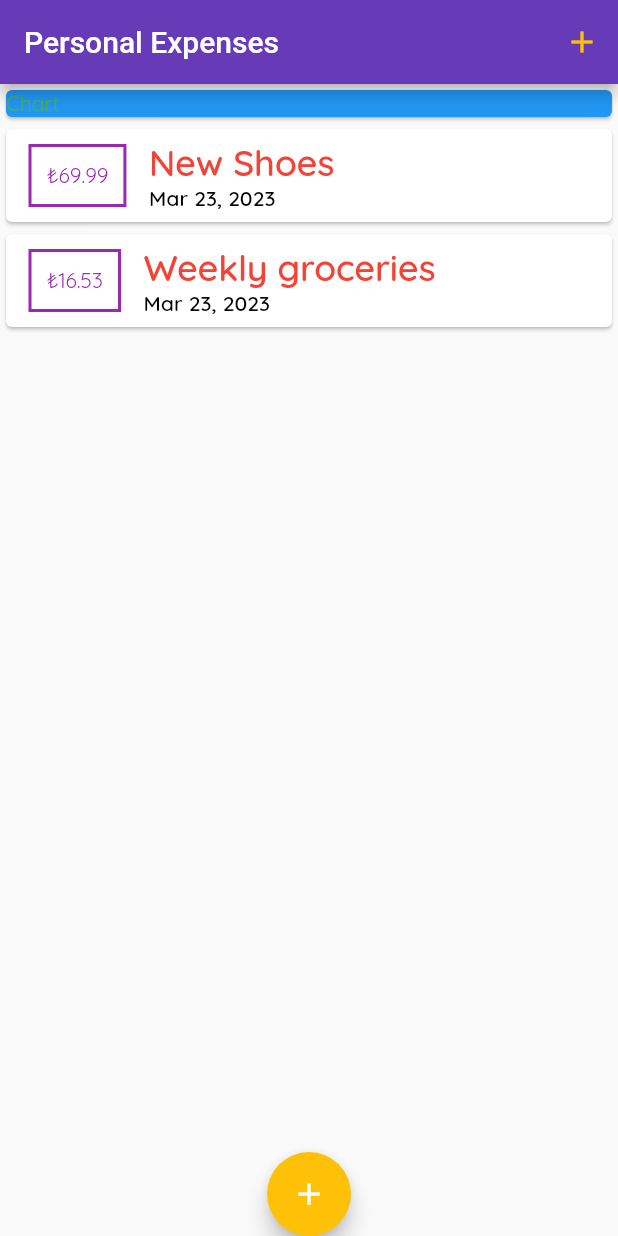
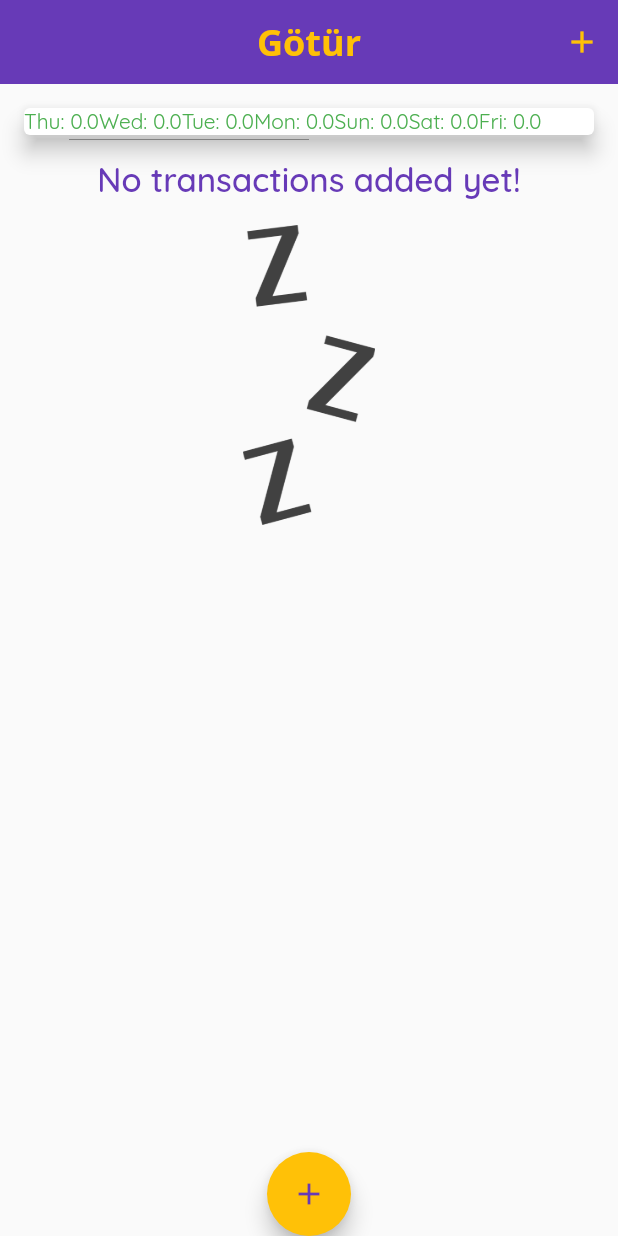
Before and after one commit to gunumdogdu/expenses_wallet_app, a Flutter app: the screen it shows after launch, on a phone screen of 412 x 824 dp. Run offline on Flutter 3.47's test engine with Material 2 defaults, Android fonts, the phone set to English and light mode, and no system bars.

Commit message:
chart logic imp

```diff
--- a/lib/main.dart
+++ b/lib/main.dart
@@ -2,6 +2,7 @@ import 'package:expenses_wallet_app/widgets/new_transaction.dart';
 import 'package:flutter/material.dart';
 import './models/transaction.dart';
 import './widgets/transaction_list.dart';
+import './widgets/chart.dart';
 
 void main() => runApp(MyApp());
 
@@ -11,7 +12,7 @@ class MyApp extends StatelessWidget {
     return MaterialApp(
       debugShowCheckedModeBanner:
           false, //REMOVED DEBUG BANNER FOR AEST. PURPOSES
-      title: 'Personal Expenses',
+      title: 'Götür',
       theme: ThemeData(
         fontFamily: 'Quicksand',
         colorScheme: ColorScheme.fromSwatch(
@@ -19,25 +20,35 @@ class MyApp extends StatelessWidget {
         ).copyWith(
           secondary: Colors.amber,
         ),
-        textTheme: TextTheme(
+        textTheme: ThemeData.light().textTheme.copyWith(
               bodyMedium: TextStyle(
                 color: Colors.green,
                 fontSize: 14,
               ),
               titleLarge: TextStyle(
-            color: Colors.red,
-            fontSize: 24,
+                color: Colors.deepPurple,
+                fontSize: 22,
               ),
               displayLarge: TextStyle(fontSize: 24),
             ),
         appBarTheme: AppBarTheme(
+          titleSpacing: 0,
+          elevation: 0,
           backgroundColor: Colors.deepPurple,
-            iconTheme: IconThemeData(color: Colors.red),
-            actionsIconTheme: IconThemeData(color: Colors.amber),
+          iconTheme: IconThemeData(
+            color: Colors.red,
+          ),
+          actionsIconTheme: IconThemeData(
+            color: Colors.amber,
+          ),
           //DID NOT UNDERSTAND
-            titleTextStyle: Theme.of(context).textTheme.titleLarge!.copyWith(
-                  color: Colors.white,
-                )),
+          titleTextStyle: TextStyle(
+              color: Colors.amber,
+              fontFamily: 'OpenSans',
+              fontSize: 24,
+              fontWeight: FontWeight.bold),
+          centerTitle: true,
+        ),
       ),
       home: MyHomePage(),
     );
@@ -53,19 +64,27 @@ class _MyHomePageState extends State<MyHomePage> {
   // String? titleInput;
 
   final List<Transaction> _userTransactions = [
-    Transaction(
-      id: 't1',
-      amount: 69.99,
-      title: 'New Shoes',
-      date: DateTime.now(),
-    ),
-    Transaction(
-      id: 't2',
-      amount: 16.53,
-      title: 'Weekly groceries',
-      date: DateTime.now(),
-    ),
+    // Transaction(
+    //   id: 't1',
+    //   amount: 69.99,
+    //   title: 'New Shoes',
+    //   date: DateTime.now(),
+    // ),
+    // Transaction(
+    //   id: 't2',
+    //   amount: 16.53,
+    //   title: 'Weekly groceries',
+    //   date: DateTime.now(),
+    // ),
   ];
+  List<Transaction> get _recentTransactions {
+    return _userTransactions.where((tx) {
+      return tx.date.isAfter(DateTime.now().subtract(
+        Duration(days: 7),
+      ));
+    }).toList(); //IF YOU REMOVE THIS LINE THROWS AN ERROR!!!!!!!!!
+  }
+
   void _addNewTransaction(String txTitle, double txAmount) {
     final newTx = Transaction(
       date: DateTime.now(),
@@ -97,7 +116,7 @@ class _MyHomePageState extends State<MyHomePage> {
     return Scaffold(
       appBar: AppBar(
         title: Text(
-          'Personal Expenses',
+          'Götür',
           style: Theme.of(context).appBarTheme.titleTextStyle,
         ),
         actions: [
@@ -112,13 +131,7 @@ class _MyHomePageState extends State<MyHomePage> {
           mainAxisAlignment: MainAxisAlignment.start,
           crossAxisAlignment: CrossAxisAlignment.stretch,
           children: [
-            Container(
-              width: double.infinity,
-              child: Card(
-                color: Colors.blue,
-                child: Text('Chart'),
-              ),
-            ),
+            Chart(_recentTransactions),
             TransactionList(_userTransactions),
           ],
         ),
@@ -126,6 +139,7 @@ class _MyHomePageState extends State<MyHomePage> {
       floatingActionButtonLocation: FloatingActionButtonLocation.centerDocked,
       floatingActionButton: FloatingActionButton(
         child: Icon(Icons.add),
+        foregroundColor: Colors.deepPurple,
         onPressed: () => _startAddNewTransaction(context),
       ),
     );
--- a/lib/widgets/transaction_list.dart
+++ b/lib/widgets/transaction_list.dart
@@ -10,13 +10,33 @@ class TransactionList extends StatelessWidget {
   Widget build(BuildContext context) {
     return Container(
       height: 550,
-      child: ListView.builder(
+      child: transactions.isEmpty
+          ? Column(
+              children: [
+                Text(
+                  'No transactions added yet!',
+                  style: Theme.of(context).textTheme.titleLarge,
+                ),
+                SizedBox(
+                  height: 16,
+                ),
+                Container(
+                  height: 200,
+                  child: Image.asset(
+                    'assets/images/waiting.png',
+                    fit: BoxFit.cover,
+                  ),
+                )
+              ],
+            )
+          : ListView.builder(
               itemBuilder: (ctx, index) {
                 return Card(
                   child: Row(
                     children: [
                       Container(
-                  margin: EdgeInsets.symmetric(vertical: 10, horizontal: 15),
+                        margin:
+                            EdgeInsets.symmetric(vertical: 10, horizontal: 15),
                         decoration: BoxDecoration(
                           border: Border.all(
                             color: Theme.of(context).colorScheme.primary,
--- a/pubspec.yaml
+++ b/pubspec.yaml
@@ -62,8 +62,8 @@ flutter:
   uses-material-design: true
 
   # To add assets to your application, add an assets section, like this:
-  # assets:
-  #   - images/a_dot_burr.jpeg
+  assets:
+    - assets/images/waiting.png
   #   - images/a_dot_ham.jpeg
 
   # An image asset can refer to one or more resolution-specific "variants", see
```
Lines whose indentation alone changed are shown as unchanged.
